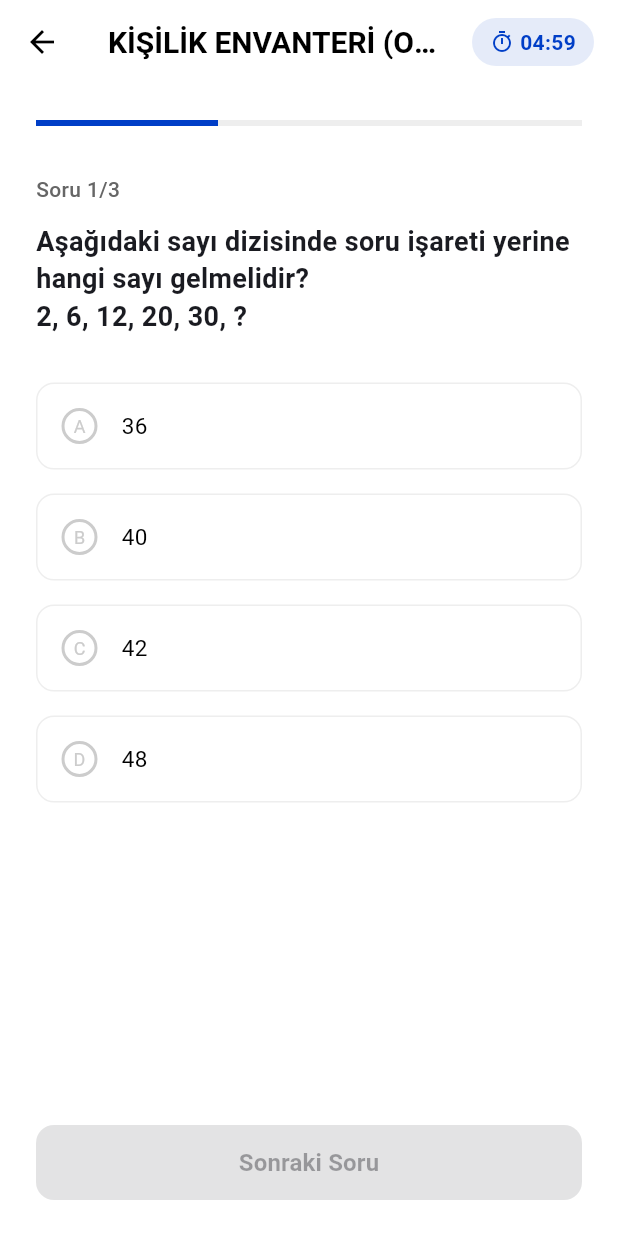
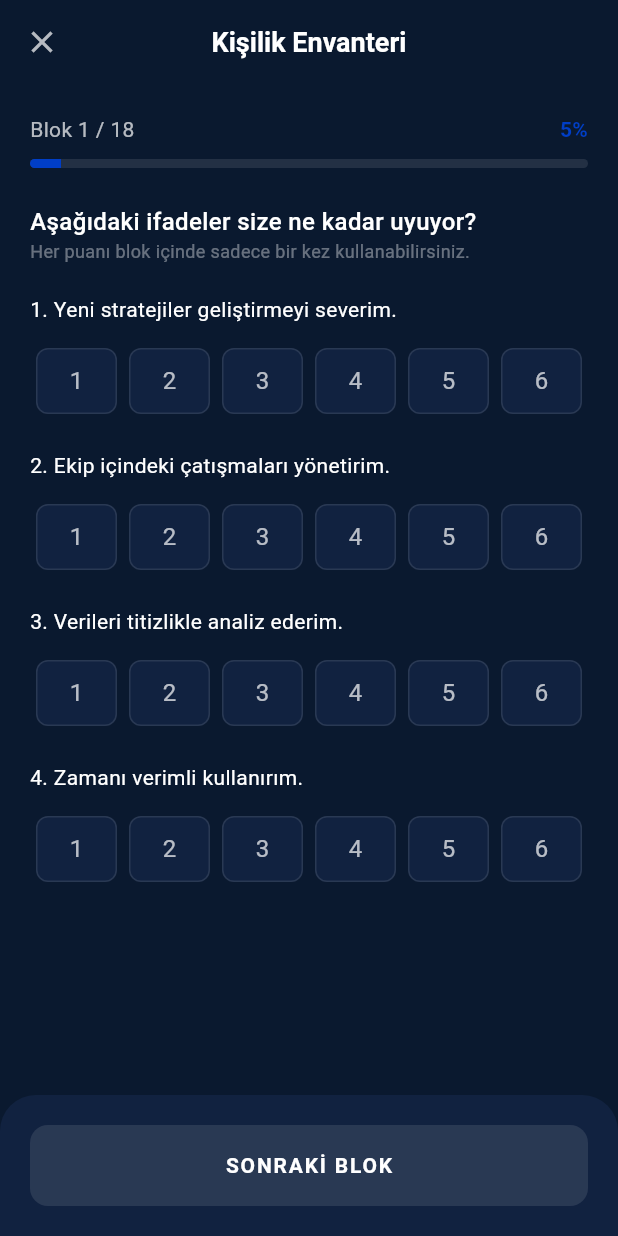
Before and after one commit to muratsurmeli21083/intalent, a Flutter app: the AnalysisScreen screen opened directly, after a tap on "KİŞİLİK ENVANTERİ (OCEAN)", on a phone screen of 412 x 824 dp. Run offline on Flutter 3.47's test engine with Material 3 defaults, Android fonts, the phone set to English and light mode, and no system bars.

Commit message:
Personality Inventory: Implemented Forced-Choice Likert logic with dark mode UI

```diff
--- a/lib/screens/analysis_screen.dart
+++ b/lib/screens/analysis_screen.dart
@@ -1,8 +1,10 @@
 import 'package:flutter/material.dart';
 import 'exam_screen.dart';
+import 'kisilik_envanteri_screen.dart';
 
 class AnalysisScreen extends StatelessWidget {
   const AnalysisScreen({super.key});
+// ... rest of the imports and class definition ...
 
   @override
   Widget build(BuildContext context) {
@@ -223,10 +225,17 @@ class AnalysisScreen extends StatelessWidget {
   }
 
   void _navigateToExam(BuildContext context, String title) {
-    Navigator.push(
-      context,
-      MaterialPageRoute(builder: (context) => ExamScreen(title: title)),
-    );
+    if (title == 'KİŞİLİK ENVANTERİ (OCEAN)') {
+      Navigator.push(
+        context,
+        MaterialPageRoute(builder: (context) => const KisilikEnvanteriScreen()),
+      );
+    } else {
+      Navigator.push(
+        context,
+        MaterialPageRoute(builder: (context) => ExamScreen(title: title)),
+      );
+    }
   }
 
   Widget _buildStartButton(BuildContext context, String title) {
--- /dev/null
+++ b/lib/screens/kisilik_envanteri_screen.dart
@@ -0,0 +1,269 @@
+import 'package:flutter/material.dart';
+
+class KisilikEnvanteriScreen extends StatefulWidget {
+  const KisilikEnvanteriScreen({super.key});
+
+  @override
+  State<KisilikEnvanteriScreen> createState() => _KisilikEnvanteriScreenState();
+}
+
+class _KisilikEnvanteriScreenState extends State<KisilikEnvanteriScreen> {
+  int _currentBlockIndex = 0;
+  final int _totalBlocks = 18;
+
+  // State to store selections for the current block (4 questions)
+  // Maps question index (0-3) to its selected score (1-6)
+  Map<int, int?> _currentSelections = {
+    0: null,
+    1: null,
+    2: null,
+    3: null,
+  };
+
+  final List<List<String>> _blocks = [
+    [
+      'Yeni stratejiler geliştirmeyi severim.',
+      'Ekip içindeki çatışmaları yönetirim.',
+      'Verileri titizlikle analiz ederim.',
+      'Zamanı verimli kullanırım.',
+    ],
+    [
+      'Zorluklar karşısında pes etmem.',
+      'Başkalarının duygularını kolayca anlarım.',
+      'Detaylara odaklanmak beni yormaz.',
+      'Yaratıcı çözümler üretmekten keyif alırım.',
+    ],
+    // Add more blocks as needed...
+  ];
+
+  void _onScoreSelected(int questionIndex, int score) {
+    setState(() {
+      // If the score was already selected by another question in this block, clear it from that question
+      _currentSelections.forEach((index, value) {
+        if (value == score && index != questionIndex) {
+          _currentSelections[index] = null;
+        }
+      });
+
+      // Set the new score for the target question
+      _currentSelections[questionIndex] = score;
+    });
+  }
+
+  bool _isScoreUsed(int score, int currentQuestionIndex) {
+    // Check if this score is already taken by a DIFFERENT question in the same block
+    bool used = false;
+    _currentSelections.forEach((index, value) {
+      if (index != currentQuestionIndex && value == score) {
+        used = true;
+      }
+    });
+    return used;
+  }
+
+  bool _isBlockComplete() {
+    return _currentSelections.values.every((v) => v != null);
+  }
+
+  void _nextBlock() {
+    if (_currentBlockIndex < _totalBlocks - 1) {
+      setState(() {
+        _currentBlockIndex++;
+        _currentSelections = {0: null, 1: null, 2: null, 3: null};
+      });
+    } else {
+      _showCompletionDialog();
+    }
+  }
+
+  void _showCompletionDialog() {
+    showDialog(
+      context: context,
+      barrierDismissible: false,
+      builder: (context) => AlertDialog(
+        backgroundColor: const Color(0xFF0A192F),
+        title: const Text('Envanter Tamamlandı', style: TextStyle(color: Colors.white)),
+        content: const Text(
+          'Kişilik envanterini başarıyla tamamladınız. Analiz sonuçlarınız profilinize yansıtılacaktır.',
+          style: TextStyle(color: Colors.white70),
+        ),
+        actions: [
+          TextButton(
+            onPressed: () {
+              Navigator.pop(context); // Close dialog
+              Navigator.pop(context); // Back to Analysis screen
+            },
+            child: const Text('TAMAM', style: TextStyle(color: Color(0xFF003EC7), fontWeight: FontWeight.bold)),
+          ),
+        ],
+      ),
+    );
+  }
+
+  @override
+  Widget build(BuildContext context) {
+    // For demo purposes, we recycle the first block if we exceed the defined blocks
+    final currentBlockQuestions = _blocks[_currentBlockIndex % _blocks.length];
+
+    return Scaffold(
+      backgroundColor: const Color(0xFF0A192F), // Dark Mode Deep Navy
+      appBar: AppBar(
+        backgroundColor: const Color(0xFF0A192F),
+        elevation: 0,
+        title: const Text(
+          'Kişilik Envanteri',
+          style: TextStyle(color: Colors.white, fontSize: 18, fontWeight: FontWeight.bold),
+        ),
+        leading: IconButton(
+          icon: const Icon(Icons.close, color: Colors.white70),
+          onPressed: () => Navigator.pop(context),
+        ),
+      ),
+      body: Column(
+        children: [
+          // Progress Header
+          Padding(
+            padding: const EdgeInsets.all(20.0),
+            child: Column(
+              crossAxisAlignment: CrossAxisAlignment.start,
+              children: [
+                Row(
+                  mainAxisAlignment: MainAxisAlignment.spaceBetween,
+                  children: [
+                    Text(
+                      'Blok ${_currentBlockIndex + 1} / $_totalBlocks',
+                      style: const TextStyle(color: Colors.white70, fontSize: 14),
+                    ),
+                    Text(
+                      '${((_currentBlockIndex + 1) / _totalBlocks * 100).toInt()}%',
+                      style: const TextStyle(color: Color(0xFF003EC7), fontWeight: FontWeight.bold),
+                    ),
+                  ],
+                ),
+                const SizedBox(height: 10),
+                ClipRRect(
+                  borderRadius: BorderRadius.circular(10),
+                  child: LinearProgressIndicator(
+                    value: (_currentBlockIndex + 1) / _totalBlocks,
+                    backgroundColor: Colors.white10,
+                    valueColor: const AlwaysStoppedAnimation<Color>(Color(0xFF003EC7)),
+                    minHeight: 6,
+                  ),
+                ),
+                const SizedBox(height: 24),
+                const Text(
+                  'Aşağıdaki ifadeler size ne kadar uyuyor?',
+                  style: TextStyle(color: Colors.white, fontSize: 16, fontWeight: FontWeight.w500),
+                ),
+                const Text(
+                  'Her puanı blok içinde sadece bir kez kullanabilirsiniz.',
+                  style: TextStyle(color: Colors.white38, fontSize: 12),
+                ),
+              ],
+            ),
+          ),
+
+          // Questions List
+          Expanded(
+            child: ListView.builder(
+              padding: const EdgeInsets.symmetric(horizontal: 20),
+              itemCount: 4,
+              itemBuilder: (context, index) {
+                return _buildQuestionItem(index, currentBlockQuestions[index]);
+              },
+            ),
+          ),
+
+          // Action Button
+          Container(
+            padding: const EdgeInsets.all(20),
+            decoration: const BoxDecoration(
+              color: Color(0xFF112240),
+              borderRadius: BorderRadius.vertical(top: Radius.circular(24)),
+            ),
+            child: SafeArea(
+              child: SizedBox(
+                width: double.infinity,
+                height: 54,
+                child: ElevatedButton(
+                  onPressed: _isBlockComplete() ? _nextBlock : null,
+                  style: ElevatedButton.styleFrom(
+                    backgroundColor: const Color(0xFF003EC7),
+                    disabledBackgroundColor: Colors.white10,
+                    shape: RoundedRectangleBorder(borderRadius: BorderRadius.circular(12)),
+                    elevation: 0,
+                  ),
+                  child: Text(
+                    _currentBlockIndex == _totalBlocks - 1 ? 'ENVANTERİ BİTİR' : 'SONRAKİ BLOK',
+                    style: const TextStyle(
+                      color: Colors.white,
+                      fontWeight: FontWeight.bold,
+                      letterSpacing: 1.2,
+                    ),
+                  ),
+                ),
+              ),
+            ),
+          ),
+        ],
+      ),
+    );
+  }
+
+  Widget _buildQuestionItem(int qIndex, String text) {
+    return Container(
+      margin: const EdgeInsets.only(bottom: 24),
+      child: Column(
+        crossAxisAlignment: CrossAxisAlignment.start,
+        children: [
+          Text(
+            '${qIndex + 1}. $text',
+            style: const TextStyle(color: Colors.white, fontSize: 14, height: 1.4),
+          ),
+          const SizedBox(height: 16),
+          Row(
+            mainAxisAlignment: MainAxisAlignment.spaceBetween,
+            children: List.generate(6, (i) {
+              int score = i + 1;
+              bool isSelected = _currentSelections[qIndex] == score;
+              bool isUsedByOther = _isScoreUsed(score, qIndex);
+
+              return Expanded(
+                child: GestureDetector(
+                  onTap: isUsedByOther ? null : () => _onScoreSelected(qIndex, score),
+                  child: AnimatedContainer(
+                    duration: const Duration(milliseconds: 200),
+                    margin: const EdgeInsets.symmetric(horizontal: 4),
+                    height: 44,
+                    decoration: BoxDecoration(
+                      color: isSelected
+                          ? const Color(0xFF003EC7)
+                          : (isUsedByOther ? Colors.black26 : const Color(0xFF112240)),
+                      borderRadius: BorderRadius.circular(8),
+                      border: Border.all(
+                        color: isSelected ? const Color(0xFF003EC7) : Colors.white10,
+                        width: 1,
+                      ),
+                    ),
+                    child: Center(
+                      child: Text(
+                        score.toString(),
+                        style: TextStyle(
+                          color: isSelected
+                              ? Colors.white
+                              : (isUsedByOther ? Colors.white12 : Colors.white70),
+                          fontWeight: isSelected ? FontWeight.bold : FontWeight.normal,
+                          fontSize: 16,
+                        ),
+                      ),
+                    ),
+                  ),
+                ),
+              );
+            }),
+          ),
+        ],
+      ),
+    );
+  }
+}
```
